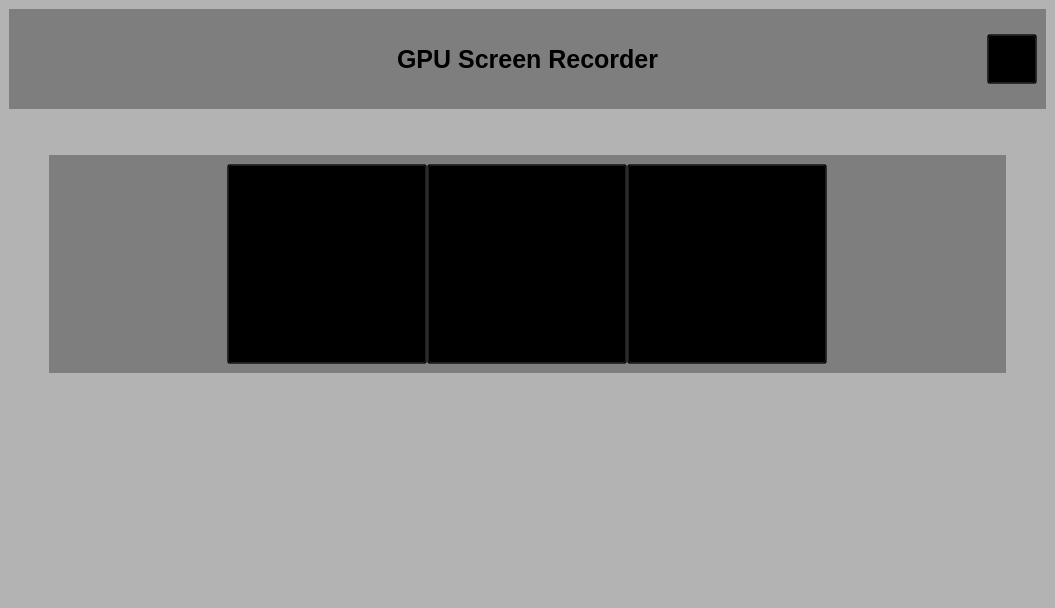
relativemodder/gpu-screen-recorder-qt, file ui/overlaywindow.ui: the form before one commit.
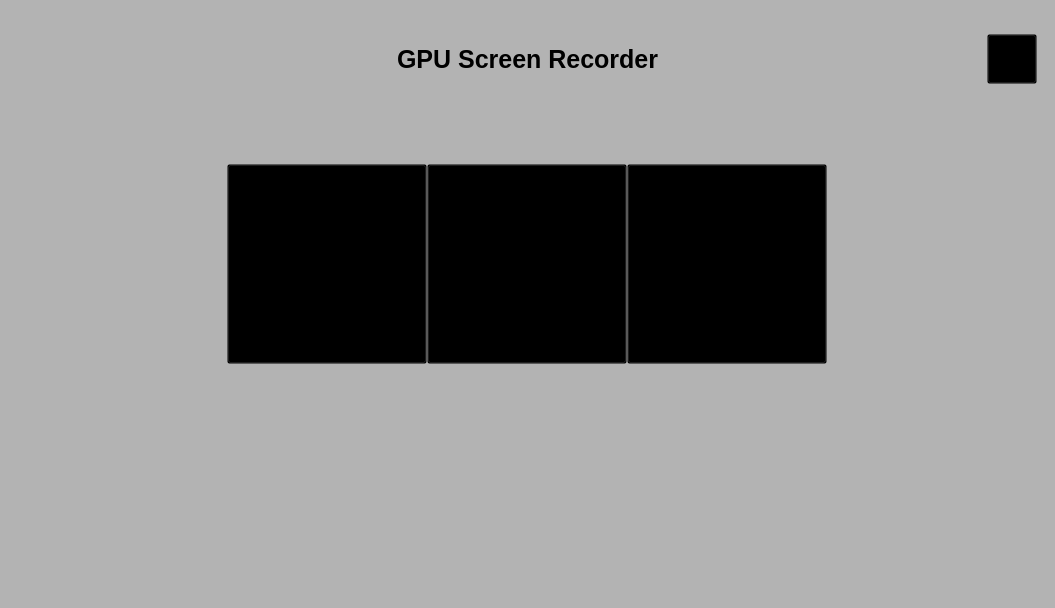
The form after the commit. Icons and pictures are not drawn.

Commit message: why not translucent

```diff
--- a/ui/overlaywindow.ui
+++ b/ui/overlaywindow.ui
@@ -44,7 +44,7 @@
          </size>
         </property>
         <property name="styleSheet">
-         <string notr="true"/>
+         <string notr="true">background: transparent;</string>
         </property>
         <layout class="QHBoxLayout" name="horizontalLayout_2">
          <item>
@@ -194,6 +194,9 @@
             <height>16777215</height>
            </size>
           </property>
+          <property name="styleSheet">
+           <string notr="true">background: transparent;</string>
+          </property>
           <layout class="QHBoxLayout" name="horizontalLayout_5">
            <item>
             <layout class="QHBoxLayout" name="horizontalLayout_4" stretch="0,0,0">
```
